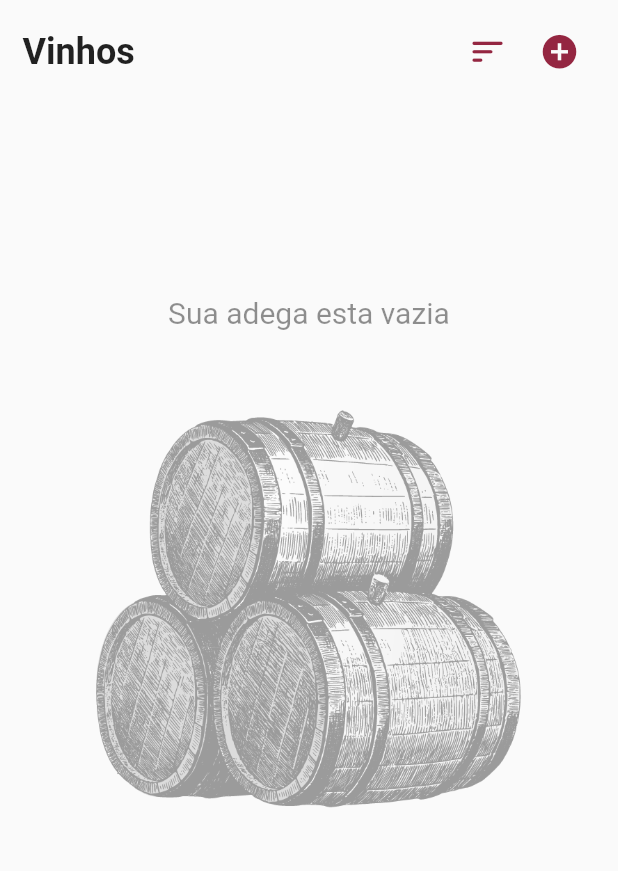
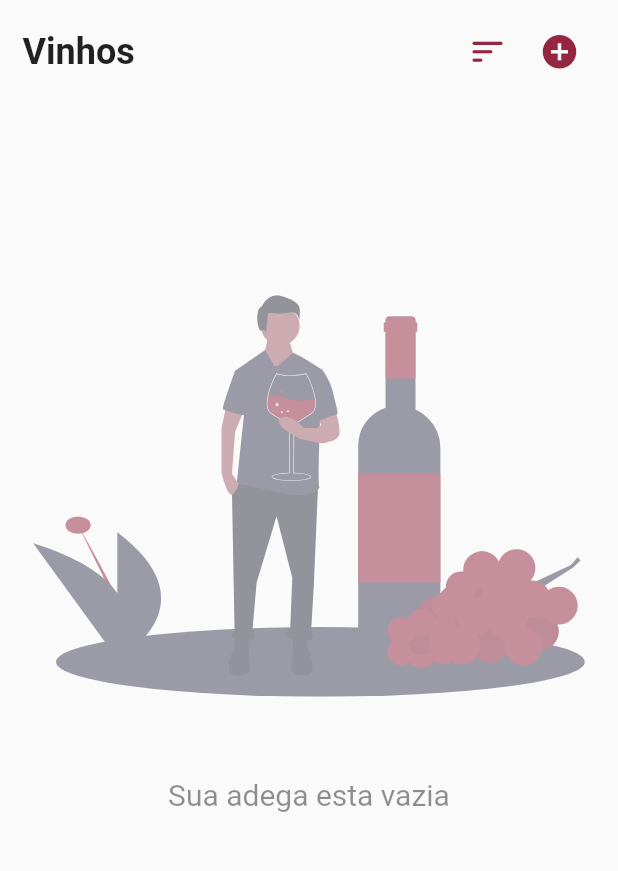
Before and after one commit to FredericoPM/Wine-House, a Flutter app: the screen it shows after launch, on a phone screen of 412 x 824 dp, the part 231-1102 px from its top. Run offline on Flutter 3.47's test engine with Material 2 defaults, Android fonts, the phone set to English and light mode, and no system bars; our stand-ins replace auto_size_text, flushbar, flutter_rating_bar, flutter_svg, sqflite; accounts and stored records are empty.

Commit message:
midança da imagem de background e do tamanho dos text field

```diff
--- a/lib/views/list.dart
+++ b/lib/views/list.dart
@@ -11,6 +11,7 @@ import '../widgets/listCard.dart';
 import '../widgets/textField.dart';
 import 'infoModal.dart';
 import "../widgets/deletePopUp.dart";
+import 'package:flutter_svg/flutter_svg.dart';
 class Main_list extends StatefulWidget {
   @override
   _Main_listState createState() => _Main_listState();
@@ -283,20 +284,19 @@ class _Main_listState extends State<Main_list> {
                     children: [
                       Column(
                         children: [
+                          Container(
+                            height: availableSpace * 0.4,
+                            child: SvgPicture.asset(
+                              "assets/images/wine_background.svg",
+                            ),
+                          ),
+                          SizedBox(height: availableSpace * 0.08),
                           Text(
                             _searchController.text == "" ? "Sua adega esta vazia" : "Nenhum vinho correspondente",
                             style: TextStyle(
                               fontSize: 20,
                             ),
                           ),
-                          SizedBox(height: availableSpace * 0.08),
-                          Container(
-                            height: availableSpace * 0.4,
-                            child: Image.asset(
-                              "assets/images/adega.png",
-                              fit: BoxFit.cover,
-                            ),
-                          )
                         ],
                       )
                     ],
--- a/lib/widgets/textField.dart
+++ b/lib/widgets/textField.dart
@@ -18,7 +18,8 @@ class _TextFildState extends State<TextFild> {
   bool _focus = false;
   @override
   Widget build(BuildContext context) {
-    return FocusScope(
+    return Container(
+      child: FocusScope(
           child: Focus(
               onFocusChange: (focus)  {
                 setState(() { _focus = focus; });
@@ -42,6 +43,7 @@ class _TextFildState extends State<TextFild> {
                     widget.onChanged(text)
                 },
                 decoration: InputDecoration(
+                  contentPadding: EdgeInsets.all(8.0),
                   hintText: widget.hintText,
                   prefixIcon: widget.icon,
                   errorStyle: TextStyle(
@@ -58,7 +60,7 @@ class _TextFildState extends State<TextFild> {
                   filled: true,
                   fillColor: Colors.grey[200],
                   enabledBorder: OutlineInputBorder(
-                  borderRadius: BorderRadius.circular(15.0),
+                    borderRadius: BorderRadius.circular(7.5),
                     borderSide: BorderSide(
                       width: 2,
                       color: Colors.grey[200],
@@ -74,6 +76,7 @@ class _TextFildState extends State<TextFild> {
                 ),
               )
           )
+      ),
     );
   }
 }
--- a/pubspec.yaml
+++ b/pubspec.yaml
@@ -15,6 +15,7 @@ dependencies:
   flutter_rating_bar: ^3.2.0+1
   sqflite: ^1.3.0
   cupertino_icons: ^0.1.3
+  flutter_svg: ^0.19.2+1
 
 dev_dependencies:
   flutter_test:
@@ -33,6 +34,7 @@ flutter:
   uses-material-design: true
   assets:
     - assets/images/adega.png
+    - assets/images/wine_background.svg
     - assets/images/bandeiras/albania.png
     - assets/images/bandeiras/alemanha.png
     - assets/images/bandeiras/argentina.png
```
Also changed, not shown: assets/images/wine_background.svg (added), pubspec.lock. Lines whose indentation alone changed are shown as unchanged.
